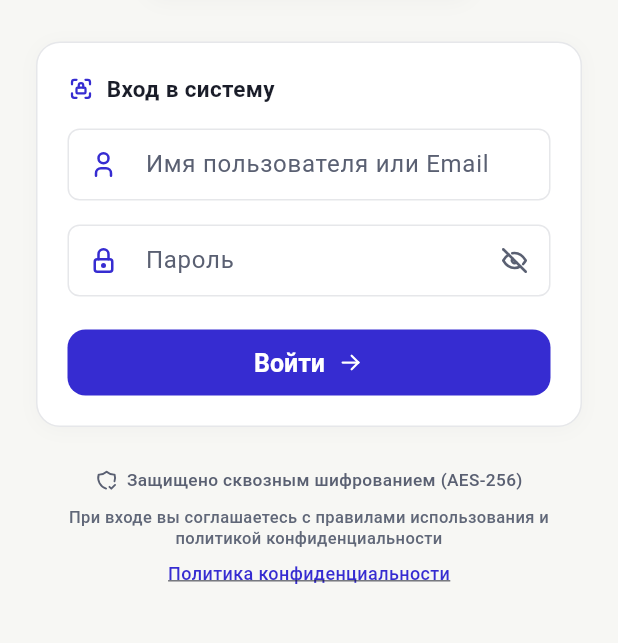
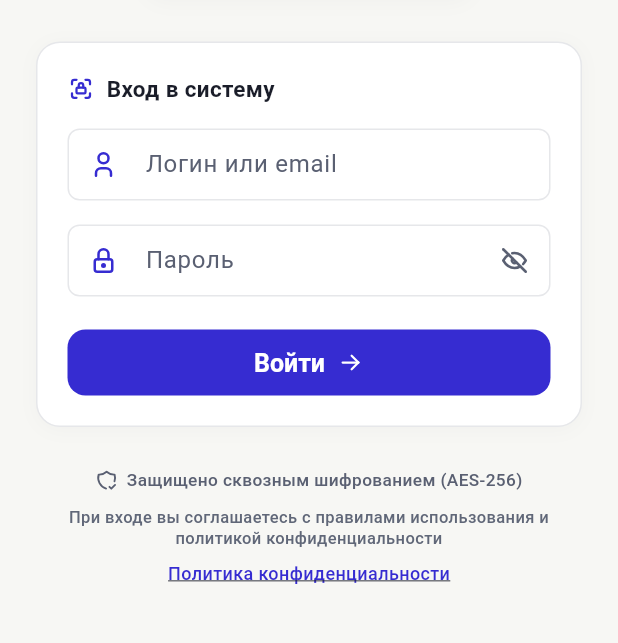
Before and after one commit to somoni69/payk_ai_cfo_platform, a Flutter app: the screen it shows after launch, on a phone screen of 412 x 824 dp, the part 422-1065 px from its top. Run offline on Flutter 3.47's test engine with Material 3 defaults, Android fonts, the phone set to English and light mode, and no system bars; our stand-ins replace bloc_concurrency, dio, equatable, file_picker, flutter_bloc, flutter_secure_storage and 5 more; missing offline and left inert: mobile_scanner; network calls fail.

Commit message:
feat(mobile): warm cache on launch, tighter login and sheets
Preload dashboard reports plus cash, tasks, and warehouse after sign-in so opening them does not fetch again. Hide OSMS from new sales, auto-pick Alif/DC banks, and show branch and card share on the shift blank. Login copy no longer clips, and modals sit closer to their titles.

```diff
--- a/lib/core/localization/catalogs/ru_catalog.dart
+++ b/lib/core/localization/catalogs/ru_catalog.dart
@@ -485,12 +485,16 @@ const Map<String, String> kRussianCatalog = {
   'login_or_biometric': 'или быстрый вход',
   'login_biometric_action': 'Войти с помощью',
   'login_security_note': 'Защищено сквозным шифрованием (AES-256)',
-  'login_username_label': 'Имя пользователя или Email',
+  'login_username_label': 'Логин или email',
   'login_password_label': 'Пароль',
   'login_username_required': 'Введите логин',
   'login_password_required': 'Введите пароль',
   'login_submit': 'Войти',
-  'login_biometric': 'Войти с Face ID / Touch ID',
+  'login_biometric': 'Войти по биометрии',
+  'login_with_face_id': 'Войти по Face ID',
+  'login_with_touch_id': 'Войти по Touch ID',
+  'login_with_fingerprint': 'Войти по отпечатку',
+  'login_with_face': 'Войти по лицу',
   'login_2fa_title': 'ПОДТВЕРЖДЕНИЕ ВХОДА',
   'login_2fa_hint': 'Мы отправили SMS-код. Введите его, чтобы продолжить.',
   'login_2fa_code_label': 'Код из SMS',
@@ -957,6 +961,9 @@ const Map<String, String> kRussianCatalog = {
   'cash_shift_report_expenses': 'Расходы смены',
   'cash_shift_report_loading': 'Готовим бланк…',
   'cash_shift_report_error': 'Не удалось собрать бланк. Попробуйте ещё раз.',
+  'cash_shift_report_direction': 'Направление',
+  'cash_shift_report_cash_share': 'Наличные по системе',
+  'cash_shift_report_card_share': 'Карты по системе',
   'cash_register_summary_empty': 'Сводка кассовых аппаратов пуста',
   'cash_shift_open_badge': 'СМЕНА ОТКРЫТА',
   'cash_shift_closed_badge': 'СМЕНА ЗАКРЫТА',
@@ -1785,7 +1792,7 @@ const Map<String, String> kRussianCatalog = {
   'network_entered': 'Вход в магазин выполнен',
   'network_left': 'Возврат в корень сети выполнен',
   'login_store_label': 'Магазин',
-  'login_store_root_owner': 'Владелец сети (без магазина)',
+  'login_store_root_owner': 'Владелец сети',
   'more_branch_label': 'Филиал / Магазин',
   'more_select_branch': 'Выбор филиала',
   'more_branch_search_hint': 'Поиск филиала по названию или адресу...',
--- a/lib/core/localization/catalogs/tg_catalog.dart
+++ b/lib/core/localization/catalogs/tg_catalog.dart
@@ -482,12 +482,16 @@ const Map<String, String> kTajikCatalog = {
   'login_or_biometric': 'ё вуруди фаврӣ',
   'login_biometric_action': 'Ворид шудан бо',
   'login_security_note': 'Бо рамзгузории муҳофизатшуда (AES-256)',
-  'login_username_label': 'Номи корбар ё почтаи электронӣ',
+  'login_username_label': 'Логин ё email',
   'login_password_label': 'Рамз',
   'login_username_required': 'Номи корбарро ворид кунед',
   'login_password_required': 'Рамзро ворид кунед',
   'login_submit': 'Ворид шудан',
-  'login_biometric': 'Ворид шудан бо Face ID / Touch ID',
+  'login_biometric': 'Воридшавӣ бо биометрия',
+  'login_with_face_id': 'Воридшавӣ бо Face ID',
+  'login_with_touch_id': 'Воридшавӣ бо Touch ID',
+  'login_with_fingerprint': 'Воридшавӣ бо изи ангушт',
+  'login_with_face': 'Воридшавӣ бо чеҳра',
   'login_2fa_title': 'ТАСДИҚИ ВОРИДШАВӢ',
   'login_2fa_hint': 'Мо рамзи SMS фиристодем. Барои идома онро ворид кунед.',
   'login_2fa_code_label': 'Рамз аз SMS',
@@ -956,6 +960,9 @@ const Map<String, String> kTajikCatalog = {
   'cash_shift_report_expenses': 'Хароҷоти баст',
   'cash_shift_report_loading': 'Бланк тайёр мешавад…',
   'cash_shift_report_error': 'Бланк ҷамъ нашуд. Бори дигар кӯшиш кунед.',
+  'cash_shift_report_direction': 'Самт',
+  'cash_shift_report_cash_share': 'Нақдӣ аз рӯи система',
+  'cash_shift_report_card_share': 'Кортҳо аз рӯи система',
   'cash_register_summary_empty': 'Хулосаи дастгоҳҳои хазинавӣ холӣ аст',
   'cash_shift_open_badge': 'БАСТ КУШОДА АСТ',
   'cash_shift_closed_badge': 'БАСТ ПӮШИДА АСТ',
@@ -1796,7 +1803,7 @@ const Map<String, String> kTajikCatalog = {
   'network_entered': 'Даромад ба мағоза иҷро шуд',
   'network_left': 'Бозгашт ба решаи шабака иҷро шуд',
   'login_store_label': 'Мағоза',
-  'login_store_root_owner': 'Соҳиби шабака (бе мағоза)',
+  'login_store_root_owner': 'Соҳиби шабака',
   'more_branch_label': 'Филиал / Мағоза',
   'more_select_branch': 'Интихоби филиал',
   'more_branch_search_hint': 'Ҷустуҷӯи филиал аз рӯи ном ё суроға...',
--- a/lib/features/auth/presentation/login_screen.dart
+++ b/lib/features/auth/presentation/login_screen.dart
@@ -77,12 +77,12 @@ class _LoginScreenState extends State<LoginScreen> {
     } catch (_) {}
   }
 
-  String _getBiometricLabel(LanguageCubit language) {
+  String _getBiometricTitle(LanguageCubit language) {
     return switch (_biometricKind) {
-      BiometricKind.faceId => 'Face ID',
-      BiometricKind.touchId => 'Touch ID',
-      BiometricKind.fingerprint => language.translate('biometric_fingerprint'),
-      BiometricKind.faceUnlock => language.translate('biometric_face'),
+      BiometricKind.faceId => language.translate('login_with_face_id'),
+      BiometricKind.touchId => language.translate('login_with_touch_id'),
+      BiometricKind.fingerprint => language.translate('login_with_fingerprint'),
+      BiometricKind.faceUnlock => language.translate('login_with_face'),
       _ => language.translate('login_biometric'),
     };
   }
@@ -328,23 +328,14 @@ class _LoginScreenState extends State<LoginScreen> {
                                           CrossAxisAlignment.start,
                                       children: [
                                         Text(
-                                          '${language.translate('login_biometric_action')} ${_getBiometricLabel(language)}',
+                                          _getBiometricTitle(language),
                                           style: textStyles.bodySans.copyWith(
                                             fontWeight: FontWeight.w600,
                                             color: colors.textPrimary,
                                             fontSize: 14,
                                           ),
-                                        ),
-                                        const SizedBox(height: 2),
-                                        Text(
-                                          language.translate(
-                                            'login_security_note',
-                                          ),
-                                          style: textStyles.captionSans
-                                              .copyWith(
-                                                color: colors.textSecondary,
-                                                fontSize: 11,
-                                              ),
+                                          maxLines: 2,
+                                          overflow: TextOverflow.ellipsis,
                                         ),
                                       ],
                                     ),
@@ -376,11 +367,14 @@ class _LoginScreenState extends State<LoginScreen> {
                               color: colors.textSecondary,
                             ),
                             const SizedBox(width: 6),
-                            Text(
-                              language.translate('login_security_note'),
-                              style: textStyles.smallSans.copyWith(
-                                color: colors.textSecondary,
-                                fontSize: 11.5,
+                            Flexible(
+                              child: Text(
+                                language.translate('login_security_note'),
+                                style: textStyles.smallSans.copyWith(
+                                  color: colors.textSecondary,
+                                  fontSize: 11.5,
+                                ),
+                                textAlign: TextAlign.center,
                               ),
                             ),
                           ],
@@ -516,7 +510,7 @@ class _LoginScreenState extends State<LoginScreen> {
           const SizedBox(height: 18),
 
           Text(
-            '${language.translate('login_tap_biometric')} ${_getBiometricLabel(language)}',
+            _getBiometricTitle(language),
             style: textStyles.bodySans.copyWith(
               fontWeight: FontWeight.w600,
               fontSize: 15,
@@ -526,7 +520,7 @@ class _LoginScreenState extends State<LoginScreen> {
           ),
           const SizedBox(height: 6),
           Text(
-            language.translate('login_security_note'),
+            language.translate('login_tap_biometric'),
             style: textStyles.captionSans.copyWith(
               color: colors.textSecondary,
               fontSize: 12,
@@ -593,6 +587,14 @@ class _LoginScreenState extends State<LoginScreen> {
             ),
             if (_stores.isNotEmpty) ...[
               const SizedBox(height: 16),
+              Text(
+                language.translate('login_store_label'),
+                style: textStyles.captionSans.copyWith(
+                  color: colors.textSecondary,
+                  fontWeight: FontWeight.w500,
+                ),
+              ),
+              const SizedBox(height: 6),
               ExpansibleWidget<int?>.selection(
                 cardPadding: EdgeInsets.zero,
                 tilePadding: const EdgeInsets.symmetric(
@@ -617,7 +619,7 @@ class _LoginScreenState extends State<LoginScreen> {
                                         (s) =>
                                             s.location != null &&
                                                 s.location!.isNotEmpty
-                                            ? '${s.name} (${s.location})'
+                                            ? '${s.name} · ${s.location}'
                                             : s.name,
                                       )
                                       .firstOrNull ??
@@ -625,16 +627,11 @@ class _LoginScreenState extends State<LoginScreen> {
                         style: textStyles.bodySans.copyWith(
                           fontWeight: FontWeight.w500,
                         ),
+                        maxLines: 2,
                         overflow: TextOverflow.ellipsis,
                       ),
                     ),
                   ],
-                ),
-                subtitle: Text(
-                  language.translate('login_store_label'),
-                  style: textStyles.captionSans.copyWith(
-                    color: context.colors.textSecondary,
-                  ),
                 ),
                 items: [null, ..._stores.map((s) => s.id)],
                 selectedValue: _selectedStoreId,
--- a/lib/features/cash/data/api_cash_repository.dart
+++ b/lib/features/cash/data/api_cash_repository.dart
@@ -657,6 +657,7 @@ class ApiCashRepository implements CashRepository {
       return CashShiftReport(
         shiftId: (map['shift_id'] ?? shiftId).toString(),
         storeName: map['store_name']?.toString(),
+        branchName: map['branch_name']?.toString(),
         registerName: map['register_name']?.toString(),
         cashierName: map['cashier_name']?.toString(),
         collectorName: map['collector_name']?.toString(),
@@ -697,6 +698,8 @@ class ApiCashRepository implements CashRepository {
             })
             .toList(),
         expensesTotal: _toDouble(map['expenses_total']),
+        cashShare: _toDouble(map['cash_share']),
+        cardShare: _toDouble(map['card_share']),
         note: map['note']?.toString(),
         isClosed: map['is_closed'] != false,
       );
--- a/lib/features/dashboard/presentation/dashboard_sections.dart
+++ b/lib/features/dashboard/presentation/dashboard_sections.dart
@@ -669,6 +669,7 @@ Widget _buildChart(
               child: Semantics(
                 image: true,
                 label: chartSemanticsLabel,
+                child: RepaintBoundary(
                   child: CustomPaint(
                     size: Size.infinite,
                     painter: CashFlowChartPainter(
@@ -685,6 +686,7 @@ Widget _buildChart(
                         'dashboard_thousands_short',
                       ),
                       locale: Localizations.localeOf(context),
+                    ),
                   ),
                 ),
               ),
--- a/lib/features/tasks/bloc/tasks_bloc.dart
+++ b/lib/features/tasks/bloc/tasks_bloc.dart
@@ -1,3 +1,4 @@
+import 'package:bloc_concurrency/bloc_concurrency.dart';
 import 'package:flutter_bloc/flutter_bloc.dart';
 
 import '../../../core/network/user_facing_error.dart';
@@ -10,13 +11,13 @@ class TasksBloc extends Bloc<TasksEvent, TasksState> {
   final TasksRepository _repository;
 
   TasksBloc(this._repository) : super(TasksLoading()) {
-    on<LoadTasks>(_onLoadTasks);
+    on<LoadTasks>(_onLoadTasks, transformer: droppable());
     on<LoadTaskAnalytics>(_onLoadTaskAnalytics);
     on<UpdateTaskStatusRequested>(_onUpdateTaskStatusRequested);
     on<CreateTaskRequested>(_onCreateTaskRequested);
     on<UpdateTaskRequested>(_onUpdateTaskRequested);
     on<DeleteTaskRequested>(_onDeleteTaskRequested);
-    on<LoadMyTasks>(_onLoadMyTasks);
+    on<LoadMyTasks>(_onLoadMyTasks, transformer: droppable());
     on<CreatePersonalTaskRequested>(_onCreatePersonalTask);
     on<UpdatePersonalTaskRequested>(_onUpdatePersonalTask);
     on<DeletePersonalTaskRequested>(_onDeletePersonalTask);
@@ -248,6 +249,7 @@ class TasksBloc extends Bloc<TasksEvent, TasksState> {
   ) async {
     if (state is! TasksLoaded) return;
     final current = state as TasksLoaded;
+    if (current.myTasksLoaded) return;
     emit(current.copyWith(isMyTasksLoading: true));
 
     try {
--- a/lib/features/warehouse/bloc/warehouse_bloc.dart
+++ b/lib/features/warehouse/bloc/warehouse_bloc.dart
@@ -1,3 +1,4 @@
+import 'package:bloc_concurrency/bloc_concurrency.dart';
 import 'package:flutter_bloc/flutter_bloc.dart';
 
 import '../../../core/models/ui_feedback.dart';
@@ -11,7 +12,7 @@ class WarehouseBloc extends Bloc<WarehouseEvent, WarehouseState> {
   final WarehouseRepository _repository;
 
   WarehouseBloc(this._repository) : super(WarehouseLoading()) {
-    on<LoadWarehouseData>(_onLoadWarehouseData);
+    on<LoadWarehouseData>(_onLoadWarehouseData, transformer: droppable());
     on<CreateProductRequested>(_onCreateProductRequested);
     on<CreateMovementRequested>(_onCreateMovementRequested);
     on<UpdateProductRequested>(_onUpdateProductRequested);
```
Also changed, not shown: lib/features/assistant/presentation/ledger_ai_assistant.dart (+46 -42 lines), lib/features/cash/domain/transaction_model.dart (+15 -0 lines), lib/features/cash/presentation/cash_pos.dart (+35 -18 lines), lib/features/cash/presentation/cash_screen.dart (+17 -0 lines), lib/features/cash/presentation/cash_sheets.dart (+36 -3 lines), lib/features/dashboard/bloc/dashboard_bloc.dart (+117 -0 lines), lib/features/shell/presentation/shell_screen.dart (+8 -3 lines), lib/presentation/widgets/ledger_bottom_sheet.dart (+19 -12 lines), 1 other file. Lines whose indentation alone changed are shown as unchanged.
